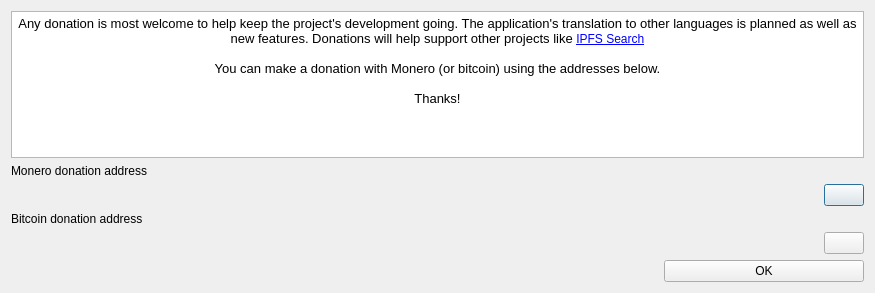
This is galacteek/ui/donatedialog.ui in pinnaculum/galacteek as Qt 5 draws it before an edit. The edited form follows.
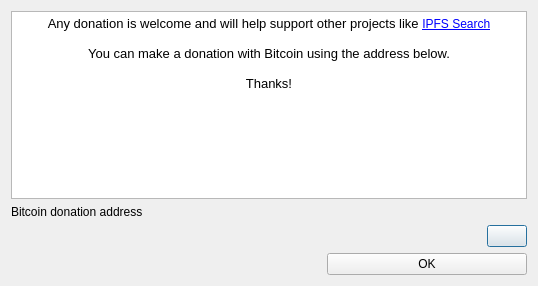
This is the edited form. Icons and pictures are not drawn.

Commit message: README update and some dialogs changes

Diff of the .ui file:
```diff
--- a/galacteek/ui/donatedialog.ui
+++ b/galacteek/ui/donatedialog.ui
@@ -6,8 +6,8 @@
    <rect>
     <x>0</x>
     <y>0</y>
-    <width>875</width>
-    <height>293</height>
+    <width>538</width>
+    <height>286</height>
    </rect>
   </property>
   <property name="windowTitle">
@@ -35,70 +35,16 @@
 &lt;html&gt;&lt;head&gt;&lt;meta name=&quot;qrichtext&quot; content=&quot;1&quot; /&gt;&lt;style type=&quot;text/css&quot;&gt;
 p, li { white-space: pre-wrap; }
 &lt;/style&gt;&lt;/head&gt;&lt;body style=&quot; font-family:'Sans Serif'; font-size:9pt; font-weight:400; font-style:normal;&quot;&gt;
-&lt;p align=&quot;center&quot; style=&quot; margin-top:0px; margin-bottom:0px; margin-left:0px; margin-right:0px; -qt-block-indent:0; text-indent:0px;&quot;&gt;&lt;span style=&quot; font-size:10pt;&quot;&gt;Any donation is most welcome to help keep the project's development going. The application's translation to other languages is planned as well as new features. Donations will help support other projects like &lt;/span&gt;&lt;a href=&quot;https://ipfs-search.com&quot;&gt;&lt;span style=&quot; text-decoration: underline; color:#0000ff;&quot;&gt;IPFS Search&lt;/span&gt;&lt;/a&gt;&lt;/p&gt;
+&lt;p align=&quot;center&quot; style=&quot; margin-top:0px; margin-bottom:0px; margin-left:0px; margin-right:0px; -qt-block-indent:0; text-indent:0px;&quot;&gt;&lt;span style=&quot; font-size:10pt;&quot;&gt;Any donation is welcome and will help support other projects like &lt;/span&gt;&lt;a href=&quot;https://ipfs-search.com&quot;&gt;&lt;span style=&quot; text-decoration: underline; color:#0000ff;&quot;&gt;IPFS Search&lt;/span&gt;&lt;/a&gt;&lt;/p&gt;
 &lt;p align=&quot;center&quot; style=&quot;-qt-paragraph-type:empty; margin-top:0px; margin-bottom:0px; margin-left:0px; margin-right:0px; -qt-block-indent:0; text-indent:0px; font-size:10pt;&quot;&gt;&lt;br /&gt;&lt;/p&gt;
-&lt;p align=&quot;center&quot; style=&quot; margin-top:0px; margin-bottom:0px; margin-left:0px; margin-right:0px; -qt-block-indent:0; text-indent:0px;&quot;&gt;&lt;span style=&quot; font-size:10pt;&quot;&gt;You can make a donation with Monero (or bitcoin) using the addresses below.&lt;/span&gt;&lt;/p&gt;
+&lt;p align=&quot;center&quot; style=&quot; margin-top:0px; margin-bottom:0px; margin-left:0px; margin-right:0px; -qt-block-indent:0; text-indent:0px;&quot;&gt;&lt;span style=&quot; font-size:10pt;&quot;&gt;You can make a donation with Bitcoin using the address below.&lt;/span&gt;&lt;/p&gt;
 &lt;p align=&quot;center&quot; style=&quot;-qt-paragraph-type:empty; margin-top:0px; margin-bottom:0px; margin-left:0px; margin-right:0px; -qt-block-indent:0; text-indent:0px; font-size:10pt;&quot;&gt;&lt;br /&gt;&lt;/p&gt;
 &lt;p align=&quot;center&quot; style=&quot; margin-top:0px; margin-bottom:0px; margin-left:0px; margin-right:0px; -qt-block-indent:0; text-indent:0px;&quot;&gt;&lt;span style=&quot; font-size:10pt;&quot;&gt;Thanks!&lt;/span&gt;&lt;/p&gt;&lt;/body&gt;&lt;/html&gt;</string>
        </property>
       </widget>
      </item>
      <item>
-      <widget class="QLabel" name="label">
-       <property name="text">
-        <string>Monero donation address</string>
-       </property>
-      </widget>
-     </item>
-     <item>
-      <layout class="QHBoxLayout" name="horizontalLayout">
-       <item>
-        <widget class="QLabel" name="moneroAddress">
-         <property name="font">
-          <font>
-           <weight>75</weight>
-           <bold>true</bold>
-          </font>
-         </property>
-         <property name="text">
-          <string/>
-         </property>
-         <property name="textFormat">
-          <enum>Qt::RichText</enum>
-         </property>
-         <property name="wordWrap">
-          <bool>false</bool>
-         </property>
-         <property name="textInteractionFlags">
-          <set>Qt::LinksAccessibleByMouse|Qt::TextSelectableByMouse</set>
-         </property>
-        </widget>
-       </item>
-       <item>
-        <spacer name="horizontalSpacer">
-         <property name="orientation">
-          <enum>Qt::Horizontal</enum>
-         </property>
-         <property name="sizeHint" stdset="0">
-          <size>
-           <width>40</width>
-           <height>20</height>
-          </size>
-         </property>
-        </spacer>
-       </item>
-       <item>
-        <widget class="QPushButton" name="moneroClip">
-         <property name="text">
-          <string/>
-         </property>
-         <property name="icon">
-          <iconset resource="galacteek.qrc">
-           <normaloff>:/share/icons/clipboard.png</normaloff>:/share/icons/clipboard.png</iconset>
-         </property>
-        </widget>
-       </item>
-      </layout>
+      <layout class="QHBoxLayout" name="horizontalLayout"/>
      </item>
     </layout>
    </item>
```
The commit also changes 7 other files.
